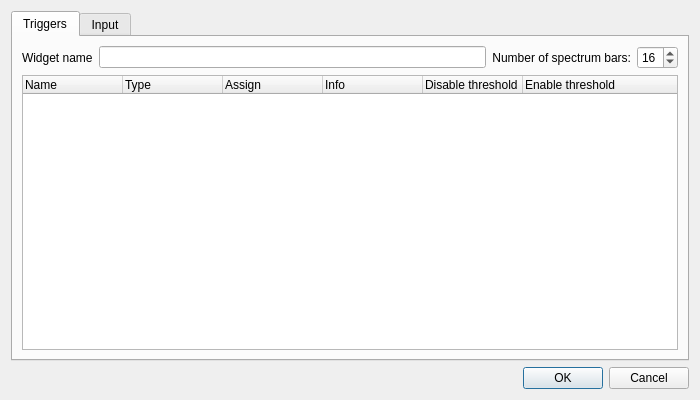
Qt form ui/src/vcaudiotriggersproperties.ui (mcallegari/qlcplus) before a commit.
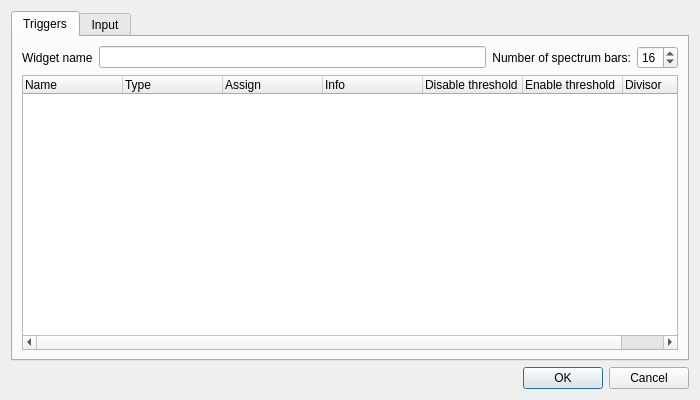
The same form after that commit. Icons and pictures are not drawn.

Commit message: Add divisor for Speed dial tapping; only every X-th tap will be really sent to Speed Dial

The edit to the form file:
```diff
--- a/ui/src/vcaudiotriggersproperties.ui
+++ b/ui/src/vcaudiotriggersproperties.ui
@@ -65,6 +65,11 @@
              <string>Enable threshold</string>
             </property>
            </column>
+           <column>
+            <property name="text">
+             <string>Divisor</string>
+            </property>
+           </column>
           </widget>
          </item>
          <item row="0" column="3">
```
The commit also changes 5 other files.
